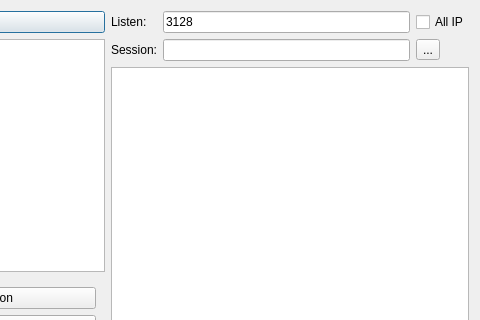
The window that src/ui/sshproxy.ui (kitech/nullfxp) describes before a commit, drawn with Qt 5; both pictures show x 152 to 632 and y 0 to 320 of the 632 by 405 pixel window.
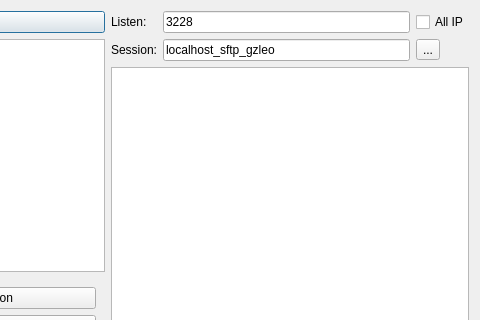
The same window after the commit.

Commit message: one connection ssh proxy ok.

```diff
--- a/src/ui/sshproxy.ui
+++ b/src/ui/sshproxy.ui
@@ -83,7 +83,7 @@
        <item row="0" column="1">
         <widget class="QLineEdit" name="lineEdit">
          <property name="text">
-          <string>3128</string>
+          <string>3228</string>
          </property>
         </widget>
        </item>
@@ -102,7 +102,11 @@
         </widget>
        </item>
        <item row="1" column="1">
-        <widget class="QLineEdit" name="lineEdit_2"/>
+        <widget class="QLineEdit" name="lineEdit_2">
+         <property name="text">
+          <string>localhost_sftp_gzleo</string>
+         </property>
+        </widget>
        </item>
        <item row="1" column="2">
         <widget class="QToolButton" name="toolButton">
```
The commit also changes 2 other files.
